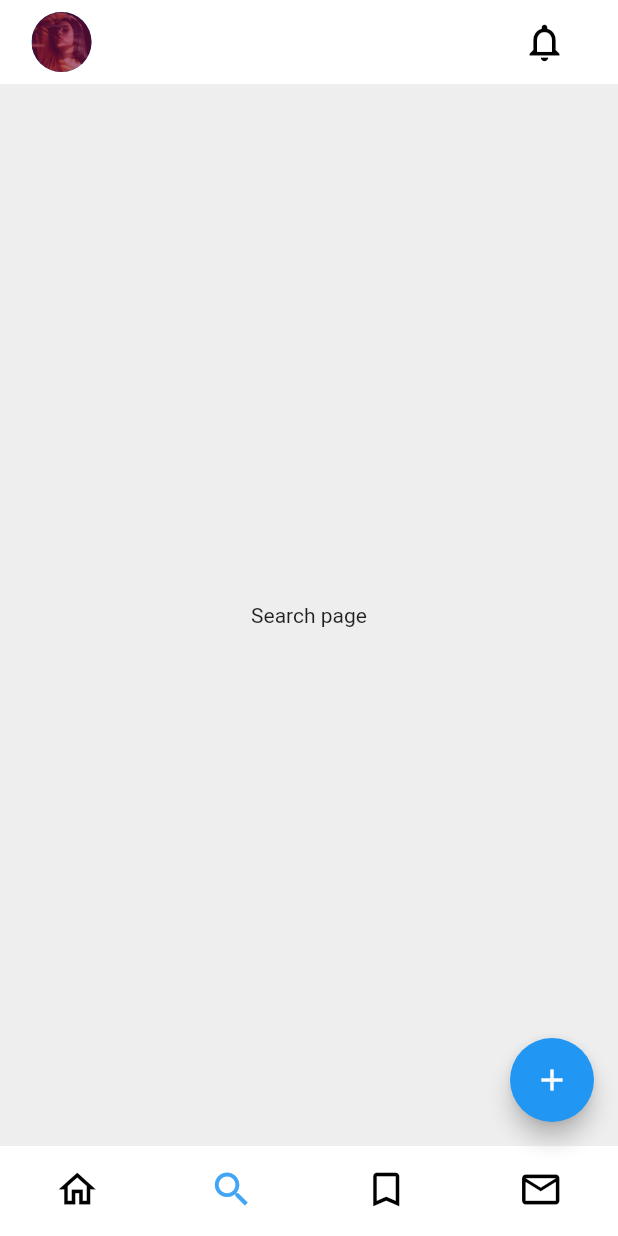
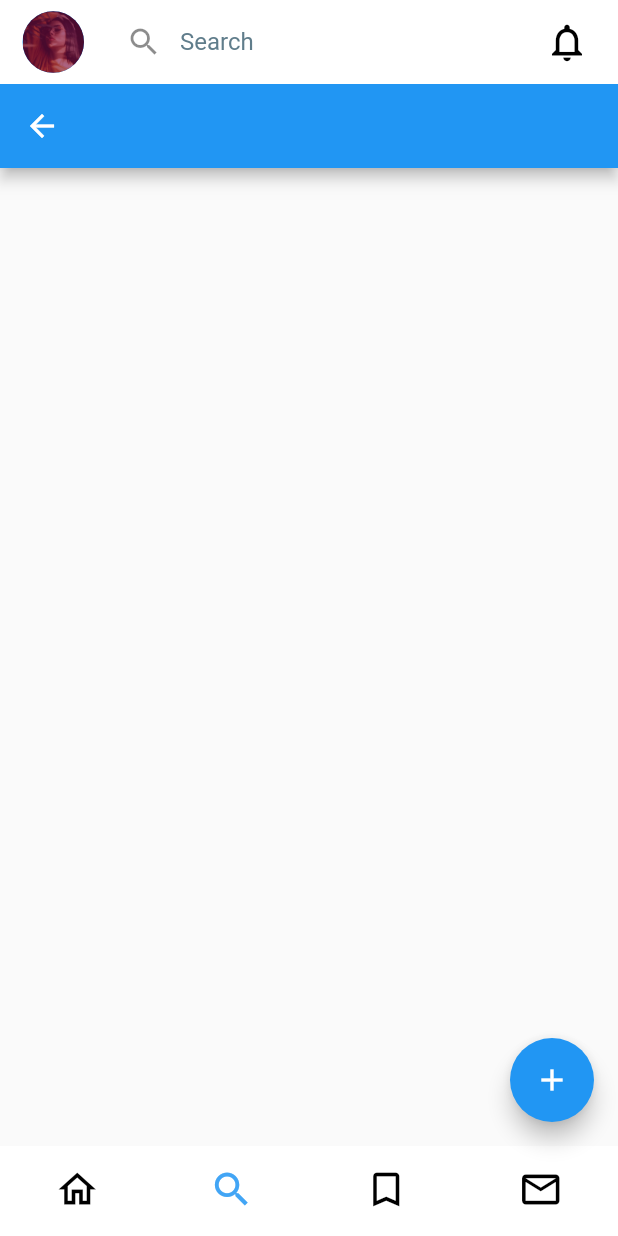
Before and after one commit to blackkiverson/UNI, a Flutter app: the MainPage screen opened directly, item 2 of the bottom bar chosen, on a phone screen of 412 x 824 dp. Run offline on Flutter 3.47's test engine with Material 2 defaults, Android fonts, the phone set to English and light mode, and no system bars.

Commit message:
adding a search widget build to the appbar

```diff
--- a/lib/pages/main_page.dart
+++ b/lib/pages/main_page.dart
@@ -49,20 +49,38 @@ class _MainPageState extends State<MainPage> {
         ],
       ),
       appBar: AppBar(
-        automaticallyImplyLeading: false,
+        elevation: 0,
         backgroundColor: Colors.white,
-        title: Padding(
-          padding: const EdgeInsets.fromLTRB(5, 0, 0, 0),
+        leading: Padding(
+          padding: const EdgeInsets.fromLTRB(15, 0, 0, 0),
           child: CircleAvatar(
-            radius: 20,
+            radius: 30,
             backgroundColor: Colors.blue,
             child: IconButton(onPressed: () {}, icon: const Icon(Icons.person)),
             foregroundImage: const AssetImage("img/wpone.jpg"),
           ),
         ),
+        // ignore: avoid_unnecessary_containers
+        title: Container(
+          decoration: BoxDecoration(
+            borderRadius: BorderRadius.circular(20),
+            color: Colors.white60,
+          ),
+          child: TextField(
+              keyboardType: TextInputType.name,
+              style: TextStyle(color: Colors.black),
+              decoration: InputDecoration(
+                border: InputBorder.none,
+                contentPadding: EdgeInsets.only(top: 14),
+                prefixIcon: Icon(Icons.search),
+                hintText: "Search",
+                hintStyle: TextStyle(color: Colors.blueGrey),
+              ),
+            ),
+        ),
         actions: [
           Padding(
-            padding: const EdgeInsets.fromLTRB(0, 0, 25, 0),
+            padding: const EdgeInsets.fromLTRB(0, 0, 10, 0),
             child: IconButton(
               onPressed: () {},
               icon: const Icon(
@@ -73,7 +91,6 @@ class _MainPageState extends State<MainPage> {
             ),
           ),
         ],
-        elevation: 0,
       ),
       floatingActionButton: FloatingActionButton(
         onPressed: () {
--- a/lib/pages/search_page.dart
+++ b/lib/pages/search_page.dart
@@ -2,7 +2,7 @@ import 'package:flutter/cupertino.dart';
 import 'package:flutter/material.dart';
 
 class SearchPage extends StatefulWidget {
-  const SearchPage({ Key? key }) : super(key: key);
+  const SearchPage({Key? key}) : super(key: key);
 
   @override
   _SearchPageState createState() => _SearchPageState();
@@ -11,9 +11,15 @@ class SearchPage extends StatefulWidget {
 class _SearchPageState extends State<SearchPage> {
   @override
   Widget build(BuildContext context) {
-    return Container(
-      child: const Center(
-        child: Text("Search page"),
+    return Scaffold(
+      appBar: AppBar(
+        title: Title(
+          color: Colors.white,
+          child: TextButton(
+            onPressed: () {},
+            child: Text("Search"),
+          ),
+        ),
       ),
     );
   }
```
Also changed, not shown: lib/widgets/app_bar_home.dart (added, +44 -0 lines).
